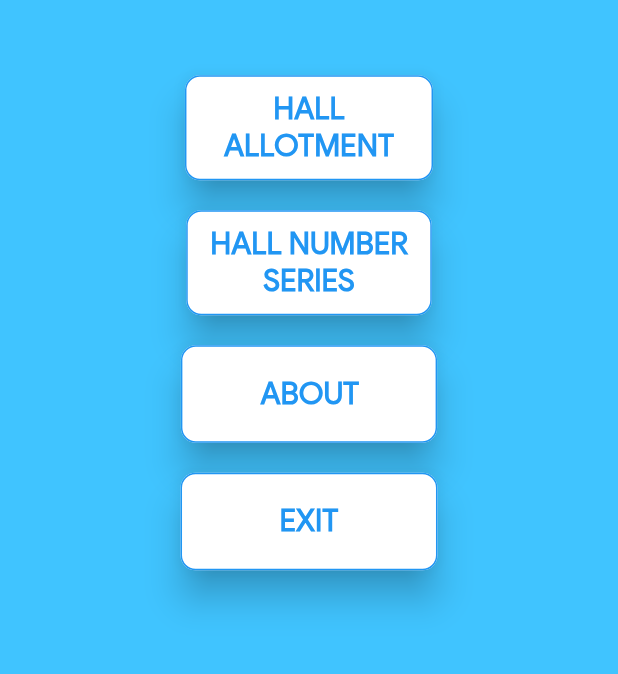
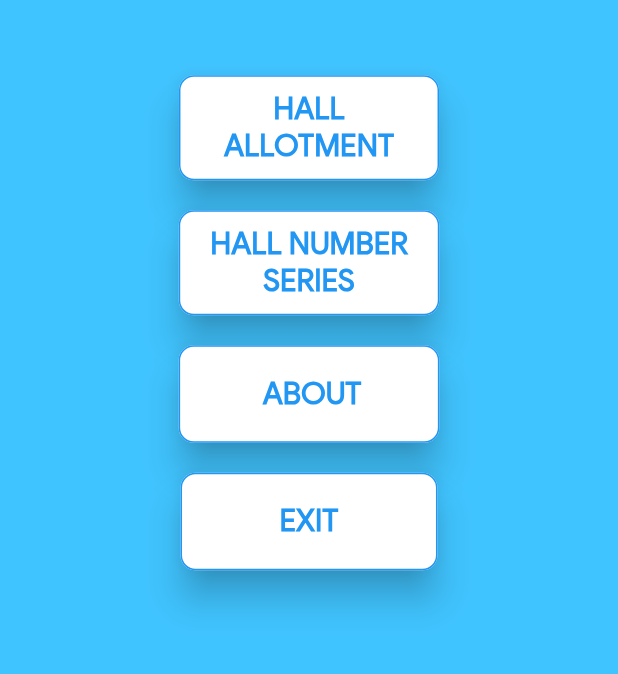
Before and after one commit to gokul1630/ExamHallFinder_flutter, a Flutter app: the screen it shows after launch, on a phone screen of 412 x 824 dp, the part 284-958 px from its top. Run offline on Flutter 3.47's test engine with Material 2 defaults, Android fonts, the phone set to English and light mode, and no system bars; our stand-ins replace flushbar, progress_dialog; missing offline and left inert: responsive_widgets.

Commit message:
misc changes

```diff
--- a/lib/main.dart
+++ b/lib/main.dart
@@ -38,7 +38,7 @@ class MainPage extends StatelessWidget {
           child: RaisedButton(
             child: Padding(
               padding: const EdgeInsets.only(
-                  top: 10.0, bottom: 10.0, right: 10.0, left: 10.0),
+                  top: 10.0, bottom: 10.0, right: 14.0, left: 14.0),
               child: Text(
                 """HALL\nALLOTMENT""",
                 textAlign: TextAlign.center,
@@ -66,7 +66,8 @@ class MainPage extends StatelessWidget {
         Center(
           child: RaisedButton(
             child: Padding(
-              padding: const EdgeInsets.only(top: 10.0, bottom: 10.0),
+              padding: const EdgeInsets.only(
+                  top: 10.0, bottom: 10.0, left: 5.0, right: 5.0),
               child: Text(
                 """HALL NUMBER\nSERIES""",
                 textAlign: TextAlign.center,
@@ -97,7 +98,7 @@ class MainPage extends StatelessWidget {
               padding: const EdgeInsets.only(
                 top: 20.0,
                 bottom: 20.0,
-                left: 37.0,
+                left: 40.0,
                 right: 36.0,
               ),
               child: Text(
--- a/lib/screens/hall_allotment.dart
+++ b/lib/screens/hall_allotment.dart
@@ -66,10 +66,6 @@ class _HallAllotmentState extends State<HallAllotment> {
               hallLocation = vars['name'];
             });
             break;
-          } else {
-            setState(() {
-              hallLocation = "Data not found";
-            });
           }
         }
       }
```
Also changed, not shown: lib/screens/Result.dart (+3 -4 lines).
